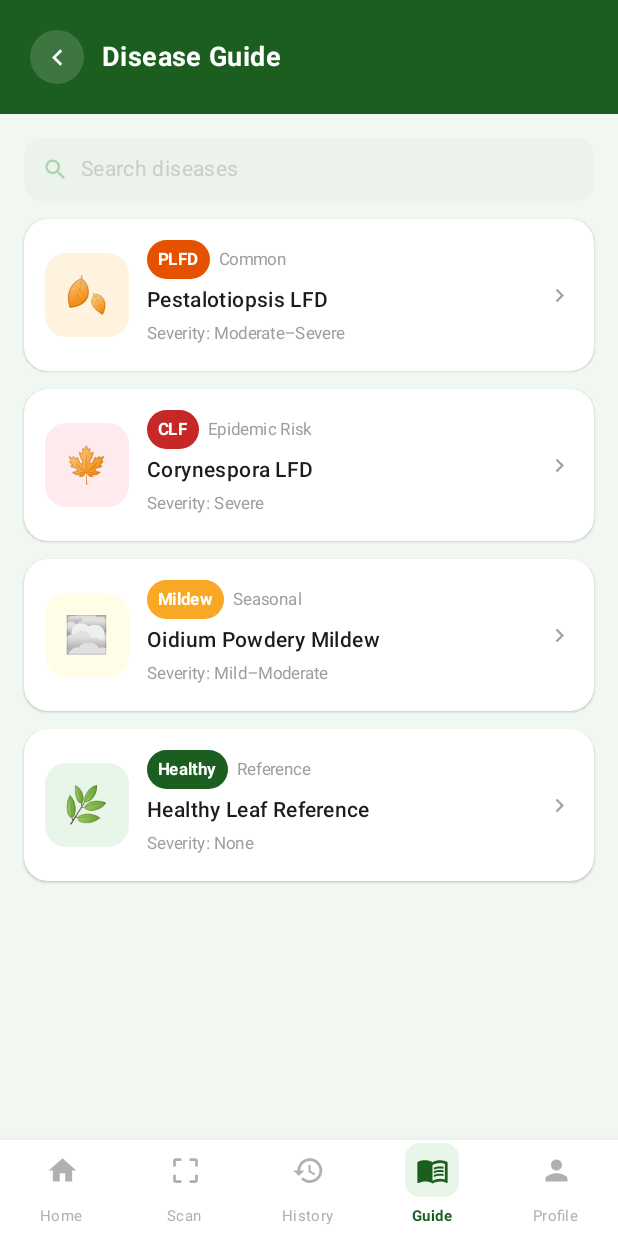
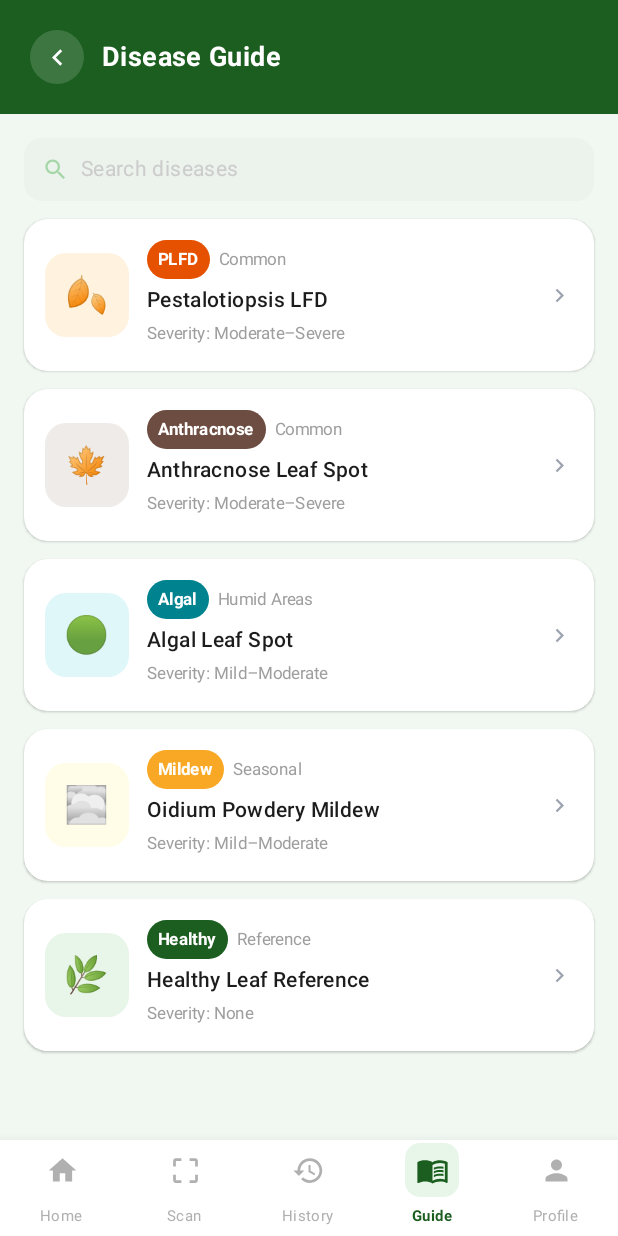
Before and after one commit to Queenie0926/RubberScan, an Android app built with Jetpack Compose: the DiseaseGuideScreen screen opened through its navigation route, on a phone screen of 412 x 824 dp. Run offline under Robolectric (Android 15) with nearby library versions, the light colour scheme and no system bars; our stand-ins replace Firebase (no records; nobody signed in at launch, a user with empty details on screens opened directly), Room's generated code; libraries missing offline, so code that uses them is left out: androidx.test.espresso.

Commit message:
Removed CLFD and added Algal & Anthracnose

```diff
--- a/app/src/main/java/com/example/rubberscan/DiseaseGuideScreen.kt
+++ b/app/src/main/java/com/example/rubberscan/DiseaseGuideScreen.kt
@@ -63,26 +63,49 @@
         )
     ),
     DiseaseInfo(
-        id = "clf",
-        name = "Corynespora LFD",
-        shortName = "CLF",
-        color = Color(0xFFC62828),
-        bg = Color(0xFFFFEBEE),
+        id = "anthracnose",
+        name = "Anthracnose Leaf Spot",
+        shortName = "Anthracnose",
+        color = Color(0xFF6D4C41),
+        bg = Color(0xFFEFEBE9),
         emoji = "🍁",
-        severity = "Severe",
-        prevalence = "Epidemic Risk",
+        severity = "Moderate–Severe",
+        prevalence = "Common",
         symptoms = listOf(
-            "Fish-bone vein necrosis pattern",
-            "Rapid leaf wilting and abscission",
-            "Dark water-soaked lesions",
-            "Stem cankers in severe cases"
+            "Brown to dark sunken spots with yellow halos",
+            "Leaf tip dieback and blackening",
+            "Distortion of young expanding leaves",
+            "Spots enlarge and merge in wet weather"
         ),
-        causes = "Caused by Corynespora cassiicola. Highly contagious. Can devastate entire blocks.",
+        causes = "Caused by Colletotrichum spp. Spreads via rain splash and wind during warm, humid conditions.",
         actions = listOf(
-            "Quarantine affected zones",
-            "Apply systemic fungicides",
-            "Consult plantation technician immediately",
-            "Report to DA"
+            "Apply copper- or mancozeb-based fungicide",
+            "Prune and remove infected leaves",
+            "Improve air circulation in canopy",
+            "Avoid overhead watering"
+        )
+    ),
+    DiseaseInfo(
+        id = "algal",
+        name = "Algal Leaf Spot",
+        shortName = "Algal",
+        color = Color(0xFF00838F),
+        bg = Color(0xFFE0F7FA),
+        emoji = "🟢",
+        severity = "Mild–Moderate",
+        prevalence = "Humid Areas",
+        symptoms = listOf(
+            "Circular raised velvety grey-green spots",
+            "Spots turn rust-orange with age",
+            "Crusty dark centers on older lesions",
+            "Mostly on upper leaf surface"
+        ),
+        causes = "Caused by the parasitic green alga Cephaleuros virescens. Favored by warm, humid, stagnant-air conditions.",
+        actions = listOf(
+            "Apply copper-based fungicide",
+            "Prune to improve air flow and light",
+            "Reduce canopy humidity",
+            "Remove heavily infected leaves"
         )
     ),
     DiseaseInfo(
--- a/app/src/main/java/com/example/rubberscan/HistoryScreen.kt
+++ b/app/src/main/java/com/example/rubberscan/HistoryScreen.kt
@@ -40,13 +40,13 @@
     InspectionRecord(1, "Jun 9, 2026",  "09:14 AM", "Healthy", "None",     "28.2°C", "70%", Color(0xFF1B5E20), Color(0xFFE8F5E9), "🌿"),
     InspectionRecord(2, "Jun 8, 2026",  "02:30 PM", "PLFD",    "Mild",     "29.1°C", "74%", Color(0xFFF9A825), Color(0xFFFFFDE7), "🍂"),
     InspectionRecord(3, "Jun 7, 2026",  "11:05 AM", "Healthy", "None",     "27.8°C", "68%", Color(0xFF1B5E20), Color(0xFFE8F5E9), "🌿"),
-    InspectionRecord(4, "Jun 6, 2026",  "08:50 AM", "CLF",     "Moderate", "30.3°C", "82%", Color(0xFFE65100), Color(0xFFFFF3E0), "🍁"),
+    InspectionRecord(4, "Jun 6, 2026",  "08:50 AM", "Anthracnose",     "Moderate", "30.3°C", "82%", Color(0xFF6D4C41), Color(0xFFEFEBE9), "🍁"),
     InspectionRecord(5, "Jun 5, 2026",  "03:15 PM", "Powdery Mildew",  "Mild",     "28.7°C", "65%", Color(0xFFF9A825), Color(0xFFFFFDE7), "🌫️"),
-    InspectionRecord(6, "Jun 4, 2026",  "10:30 AM", "Healthy", "None",     "26.9°C", "69%", Color(0xFF1B5E20), Color(0xFFE8F5E9), "🌿"),
+    InspectionRecord(6, "Jun 4, 2026",  "10:30 AM", "Algal",   "Mild",     "29.5°C", "85%", Color(0xFF00838F), Color(0xFFE0F7FA), "🟢"),
     InspectionRecord(7, "Jun 3, 2026",  "09:00 AM", "PLFD",    "Severe",   "31.2°C", "88%", Color(0xFFC62828), Color(0xFFFFEBEE), "🍂")
 )
 
-private val filters = listOf("All", "Healthy", "PLFD", "CLF", "Powdery Mildew")
+private val filters = listOf("All", "Healthy", "PLFD", "Anthracnose", "Algal", "Powdery Mildew")
 
 // ── History Screen ─────────────────────────────────────────
 @Composable
--- a/app/src/main/java/com/example/rubberscan/ui/theme/Color.kt
+++ b/app/src/main/java/com/example/rubberscan/ui/theme/Color.kt
@@ -19,7 +19,7 @@
 val CardBg        = Color(0xFFFFFFFF)   // card / surface white
 
 // ── Oranges / Amber ───────────────────────────────────────────
-val OrangeDark    = Color(0xFFE65100)   // temperature icon, CLF, warning primary
+val OrangeDark    = Color(0xFFE65100)   // temperature icon, warning primary
 val OrangeMid     = Color(0xFFFF9800)   // PLFD badge, progress dots
 val AmberDark     = Color(0xFFF9A825)   // mild severity, early-warning icon
 val OrangeLight   = Color(0xFFFFF3E0)   // orange element backgrounds
```
Also changed, not shown: app/src/main/java/com/example/rubberscan/ResultScreen.kt (+75 -14 lines).
